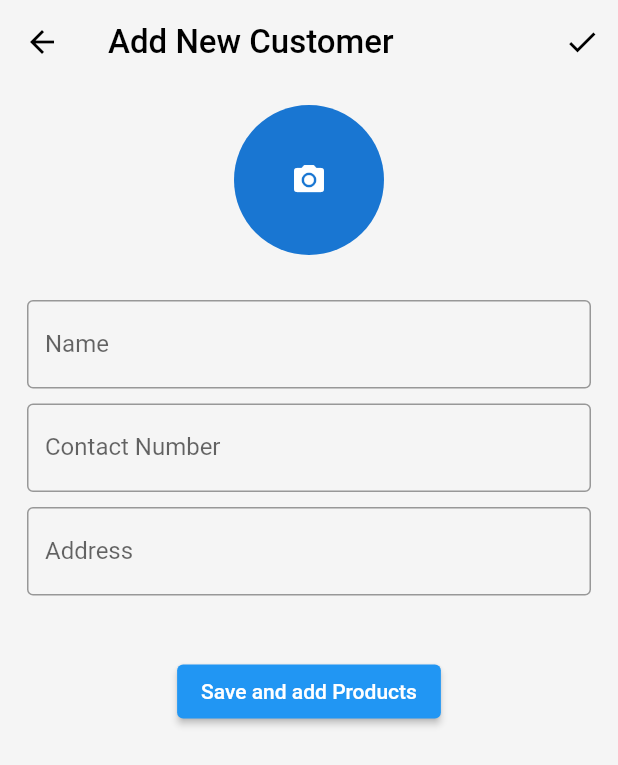
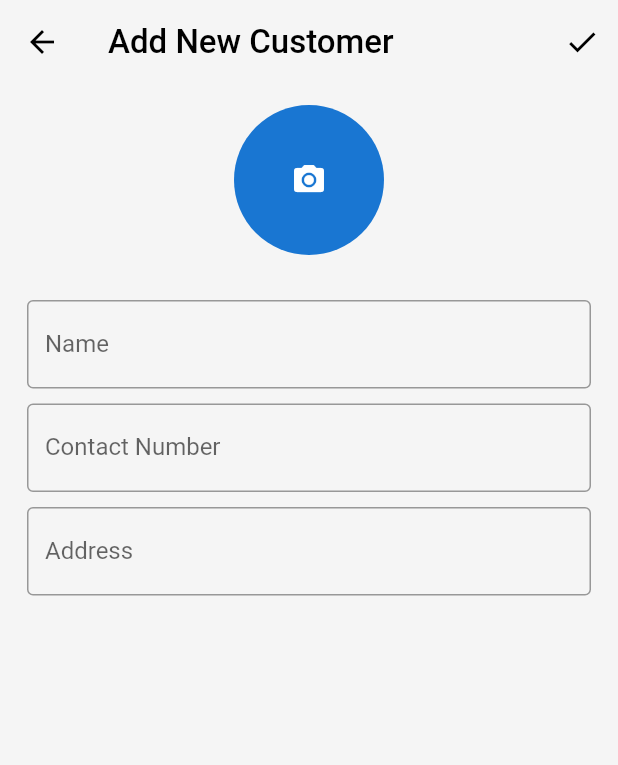
Before and after one commit to ankit7927/udhar, a Flutter app: the NewCustomer screen opened directly, on a phone screen of 412 x 824 dp. Shown: the top 765 px of the screen. Run offline on Flutter 3.47's test engine with Material 2 defaults, Android fonts, the phone set to English and light mode, and no system bars; our stand-ins replace flutter_expandable_fab; Roboto replaces fonts that are missing (inter).

Commit message:
fixed some layouts

```diff
--- a/lib/pages/new_customer.dart
+++ b/lib/pages/new_customer.dart
@@ -28,34 +28,23 @@ class _NewCustomerState extends State<NewCustomer> {
                       Icons.camera_alt,
                     )),
               ),
-              Container(
-                  margin: const EdgeInsets.only(top: 30),
-                  child: const TextField(
+              const SizedBox(height: 30),
+              const TextField(
                 decoration: InputDecoration(
                     label: Text("Name"), border: OutlineInputBorder()),
-                  )),
-              Container(
-                  margin: const EdgeInsets.only(top: 10),
-                  child: const TextField(
+              ),
+              const SizedBox(height: 10),
+              const TextField(
                 decoration: InputDecoration(
                     label: Text("Contact Number"),
                     border: OutlineInputBorder()),
-                  )),
-              Container(
-                  margin: const EdgeInsets.only(top: 10),
-                  child: const TextField(
+              ),
+              const SizedBox(height: 10),
+              const TextField(
                 keyboardType: TextInputType.numberWithOptions(),
                 decoration: InputDecoration(
                     label: Text("Address"), border: OutlineInputBorder()),
-                  )),
-              Container(
-                margin: const EdgeInsets.only(top: 40),
-
-                child: ElevatedButton(
-                  onPressed: () {},
-                  child: const Text("Save and add Products"),
               ),
-              )
             ],
           ),
         ),
```
Lines whose indentation alone changed are shown as unchanged.
